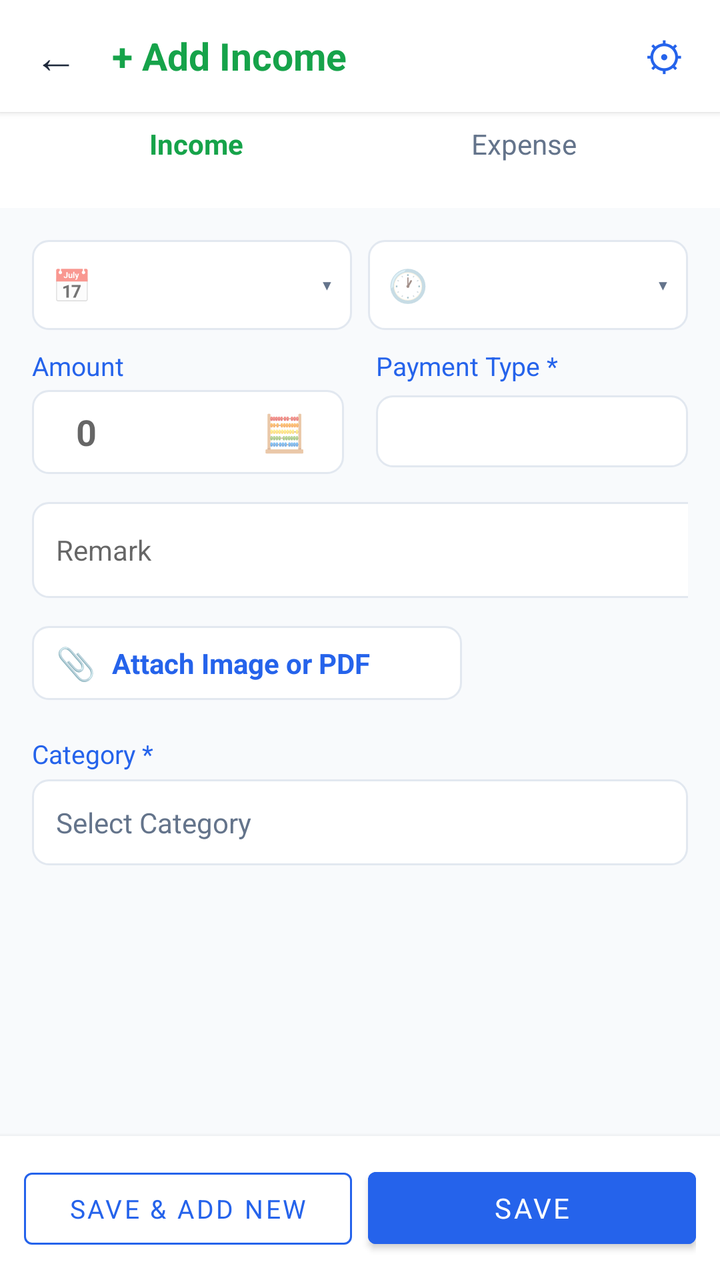
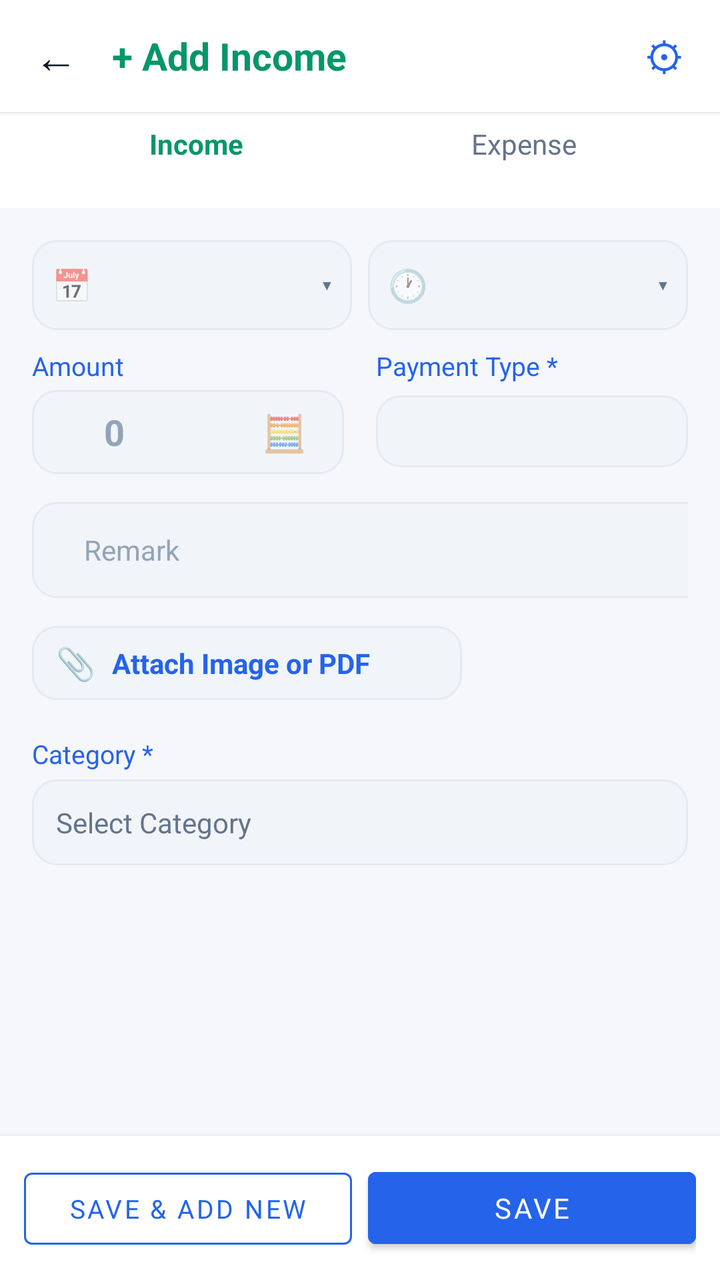

Screens rendered from an Android XML layout before and after an edit, with the pre-edit source and the edit as a unified diff.
<!-- AndroidManifest.xml: application theme Theme.ExpenseOS -->
<!-- res/layout/activity_transaction_entry.xml -->
<?xml version="1.0" encoding="utf-8"?>
<LinearLayout xmlns:android="http://schemas.android.com/apk/res/android"
    xmlns:app="http://schemas.android.com/apk/res-auto"
    android:layout_width="match_parent"
    android:layout_height="match_parent"
    android:background="@color/background"
    android:orientation="vertical">

    
    <LinearLayout
        android:layout_width="match_parent"
        android:layout_height="56dp"
        android:background="@color/surface"
        android:elevation="2dp"
        android:gravity="center_vertical"
        android:orientation="horizontal"
        android:paddingHorizontal="4dp">

        <TextView
            android:id="@+id/btnBack"
            android:layout_width="48dp"
            android:layout_height="48dp"
            android:background="?attr/selectableItemBackgroundBorderless"
            android:gravity="center"
            android:text="←"
            android:textColor="@color/text_primary"
            android:textSize="22sp" />

        <TextView
            android:id="@+id/tvTitle"
            android:layout_width="0dp"
            android:layout_height="wrap_content"
            android:layout_weight="1"
            android:paddingStart="4dp"
            android:text="+ Add Income"
            android:textColor="@color/green"
            android:textSize="19sp"
            android:textStyle="bold" />

        <TextView
            android:id="@+id/btnFieldSettings"
            android:layout_width="48dp"
            android:layout_height="48dp"
            android:background="?attr/selectableItemBackgroundBorderless"
            android:gravity="center"
            android:text="⚙"
            android:textColor="@color/primary"
            android:textSize="20sp" />
    </LinearLayout>

    
    <LinearLayout
        android:layout_width="match_parent"
        android:layout_height="48dp"
        android:background="@color/surface"
        android:orientation="horizontal"
        android:paddingHorizontal="16dp"
        android:paddingBottom="8dp">

        <TextView
            android:id="@+id/tabIncome"
            android:layout_width="0dp"
            android:layout_height="32dp"
            android:layout_weight="1"
            android:background="?attr/selectableItemBackground"
            android:gravity="center"
            android:text="Income"
            android:textColor="@color/green"
            android:textStyle="bold" />

        <TextView
            android:id="@+id/tabExpense"
            android:layout_width="0dp"
            android:layout_height="30dp"
            android:layout_weight="1"
            android:background="?attr/selectableItemBackground"
            android:gravity="center"
            android:text="Expense"
            android:textColor="@color/text_secondary" />
    </LinearLayout>

    <ScrollView
        android:layout_width="match_parent"
        android:layout_height="0dp"
        android:layout_weight="1">

        <LinearLayout
            android:layout_width="match_parent"
            android:layout_height="wrap_content"
            android:orientation="vertical"
            android:padding="16dp">

            
            <LinearLayout
                android:layout_width="match_parent"
                android:layout_height="wrap_content"
                android:orientation="horizontal">

                <LinearLayout
                    android:id="@+id/boxDate"
                    android:layout_width="0dp"
                    android:layout_height="45dp"
                    android:layout_marginEnd="8dp"
                    android:layout_weight="1"
                    android:background="@drawable/bg_input_box"
                    android:clickable="true"
                    android:focusable="true"
                    android:gravity="center_vertical"
                    android:orientation="horizontal"
                    android:paddingHorizontal="10dp">

                    <TextView
                        android:layout_width="wrap_content"
                        android:layout_height="wrap_content"
                        android:layout_marginEnd="6dp"
                        android:text="📅"
                        android:textSize="16sp" />

                    <TextView
                        android:id="@+id/tvDate"
                        android:layout_width="0dp"
                        android:layout_height="wrap_content"
                        android:layout_weight="1"
                        android:textColor="@color/text_primary"
                        android:textSize="14sp" />

                    <TextView
                        android:layout_width="wrap_content"
                        android:layout_height="wrap_content"
                        android:text="▾"
                        android:textColor="@color/text_secondary" />
                </LinearLayout>

                <LinearLayout
                    android:id="@+id/boxTime"
                    android:layout_width="0dp"
                    android:layout_height="match_parent"
                    android:layout_weight="1"
                    android:background="@drawable/bg_input_box"
                    android:clickable="true"
                    android:focusable="true"
                    android:gravity="center_vertical"
                    android:orientation="horizontal"
                    android:paddingHorizontal="10dp">

                    <TextView
                        android:layout_width="wrap_content"
                        android:layout_height="wrap_content"
                        android:layout_marginEnd="6dp"
                        android:text="🕐"
                        android:textSize="16sp" />

                    <TextView
                        android:id="@+id/tvTime"
                        android:layout_width="0dp"
                        android:layout_height="wrap_content"
                        android:layout_weight="1"
                        android:textColor="@color/text_primary"
                        android:textSize="14sp" />

                    <TextView
                        android:layout_width="wrap_content"
                        android:layout_height="wrap_content"
                        android:text="▾"
                        android:textColor="@color/text_secondary" />
                </LinearLayout>
            </LinearLayout>

            

            <LinearLayout
                android:layout_width="match_parent"
                android:layout_height="wrap_content"
                android:layout_marginTop="9dp"
                android:orientation="horizontal">

                
                <LinearLayout
                    android:layout_width="0dp"
                    android:layout_height="wrap_content"
                    android:layout_weight="1"
                    android:layout_marginEnd="8dp"
                    android:orientation="vertical">

                    <TextView
                        android:layout_width="53dp"
                        android:layout_height="15dp"
                        android:text="Amount *"
                        android:textColor="@color/primary"
                        android:textSize="13sp" />

                    <LinearLayout
                        android:id="@+id/boxAmount"
                        android:layout_width="match_parent"
                        android:layout_height="42dp"
                        android:layout_marginTop="6dp"
                        android:background="@drawable/bg_input_box"
                        android:gravity="center_vertical"
                        android:orientation="horizontal"
                        android:paddingHorizontal="12dp">

                        <EditText
                            android:id="@+id/etAmount"
                            android:layout_width="0dp"
                            android:layout_height="wrap_content"
                            android:layout_marginStart="10dp"
                            android:layout_weight="1"
                            android:background="@null"
                            android:hint="0"
                            android:inputType="numberDecimal"
                            android:textColor="@color/green"
                            android:textSize="18sp"
                            android:textStyle="bold" />

                        <TextView
                            android:id="@+id/btnCalc"
                            android:layout_width="36dp"
                            android:layout_height="36dp"
                            android:background="?attr/selectableItemBackgroundBorderless"
                            android:gravity="center"
                            android:text="🧮"
                            android:textSize="18sp" />
                    </LinearLayout>
                </LinearLayout>

                
                <LinearLayout
                    android:layout_width="0dp"
                    android:layout_height="wrap_content"
                    android:layout_weight="1"
                    android:layout_marginStart="8dp"
                    android:orientation="vertical">

                    <TextView
                        android:layout_width="wrap_content"
                        android:layout_height="wrap_content"
                        android:text="Payment Type *"
                        android:textColor="@color/primary"
                        android:textSize="13sp" />

                    <Spinner
                        android:id="@+id/spPaymentType"
                        android:layout_width="match_parent"
                        android:layout_height="36dp"
                        android:layout_marginTop="6dp"
                        android:background="@drawable/bg_input_box"
                        android:paddingHorizontal="10dp" />
                </LinearLayout>

            </LinearLayout>

            <LinearLayout
                android:layout_width="380dp"
                android:layout_height="48dp"
                android:layout_marginTop="14dp"
                android:background="@drawable/bg_input_box"
                android:gravity="center_vertical"
                android:orientation="horizontal"
                android:paddingHorizontal="12dp">

                <EditText
                    android:id="@+id/etNote"
                    android:layout_width="0dp"
                    android:layout_height="24dp"
                    android:layout_weight="1"
                    android:background="@null"
                    android:hint="Remark"
                    android:minHeight="48dp"
                    android:textColor="@color/text_primary"
                    android:textSize="14sp" />

                <TextView
                    android:id="@+id/btnMic"
                    android:layout_width="40dp"
                    android:layout_height="40dp"
                    android:background="?attr/selectableItemBackgroundBorderless"
                    android:gravity="center"
                    android:text="🎤"
                    android:textSize="16sp" />
            </LinearLayout>

            
            <TextView
                android:id="@+id/tvKwSuggestion"
                android:layout_width="wrap_content"
                android:layout_height="wrap_content"
                android:layout_marginTop="8dp"
                android:background="@drawable/bg_chip_suggestion"
                android:clickable="true"
                android:focusable="true"
                android:paddingHorizontal="12dp"
                android:paddingVertical="6dp"
                android:textColor="@color/green"
                android:textSize="12sp"
                android:visibility="gone" />


            

            
            <LinearLayout
                android:id="@+id/btnAttach"
                android:layout_width="215dp"
                android:layout_height="37dp"
                android:layout_marginTop="14dp"
                android:background="@drawable/bg_input_box"
                android:clickable="true"
                android:focusable="true"
                android:gravity="center_vertical"
                android:orientation="horizontal"
                android:paddingHorizontal="12dp">

                <TextView
                    android:layout_width="wrap_content"
                    android:layout_height="wrap_content"
                    android:layout_marginEnd="8dp"
                    android:text="📎"
                    android:textSize="16sp" />

                <TextView
                    android:layout_width="wrap_content"
                    android:layout_height="wrap_content"
                    android:text="Attach Image or PDF"
                    android:textColor="@color/primary"
                    android:textStyle="bold" />
            </LinearLayout>

            <LinearLayout
                android:id="@+id/attachmentList"
                android:layout_width="match_parent"
                android:layout_height="wrap_content"
                android:orientation="vertical" />

            
            
            <TextView
                android:layout_width="wrap_content"
                android:layout_height="wrap_content"
                android:layout_marginTop="18dp"
                android:text="Category *"
                android:textColor="@color/primary"
                android:textSize="13sp" />

            <TextView
                android:id="@+id/tvCategoryField"
                android:layout_width="match_parent"
                android:layout_height="43dp"
                android:layout_marginTop="4dp"
                android:background="@drawable/bg_input_box"
                android:clickable="true"
                android:focusable="true"
                android:gravity="center_vertical"
                android:paddingHorizontal="12dp"
                android:text="Select Category"
                android:textColor="@color/text_muted"
                android:textSize="14sp" />
            
            <LinearLayout
                android:id="@+id/customFieldsContainer"
                android:layout_width="match_parent"
                android:layout_height="wrap_content"
                android:layout_marginBottom="14dp"
                android:orientation="vertical" />

        </LinearLayout>
    </ScrollView>

    
    <LinearLayout
        android:layout_width="match_parent"
        android:layout_height="wrap_content"
        android:background="@color/surface"
        android:elevation="4dp"
        android:orientation="horizontal"
        android:padding="12dp">

        
        <com.google.android.material.button.MaterialButton
            android:id="@+id/btnSaveAddNew"
            style="@style/Widget.MaterialComponents.Button.OutlinedButton"
            android:layout_width="0dp"
            android:layout_height="48dp"
            android:layout_marginEnd="8dp"
            android:layout_weight="1"
            android:text="SAVE &amp; ADD NEW"
            android:textColor="@color/primary"
            android:textSize="13sp"
            app:backgroundTint="@color/surface"
            app:strokeColor="@color/primary"
            app:strokeWidth="1dp" />

        <Button
            android:id="@+id/btnSave"
            android:layout_width="0dp"
            android:layout_height="48dp"
            android:layout_weight="1"
            android:backgroundTint="@color/primary"
            android:text="SAVE"
            android:textColor="#FFFFFF" />
    </LinearLayout>

</LinearLayout>
<!-- resources referenced by this layout -->
<resources>
  <color name="background">#F8FAFC</color>
  <color name="green">#16A34A</color>
  <color name="text_primary">#1E293B</color>
  <!-- drawable bg_chip_suggestion (drawable) -->
  <?xml version="1.0" encoding="utf-8"?>
  <shape xmlns:android="http://schemas.android.com/apk/res/android"
      android:shape="rectangle">
      <solid android:color="#EAF3DE" />
      <corners android:radius="16dp" />
  </shape>
  <!-- drawable bg_input_box (drawable) -->
  <?xml version="1.0" encoding="utf-8"?>
  <shape xmlns:android="http://schemas.android.com/apk/res/android"
      android:shape="rectangle">
      <corners android:radius="8dp" />
      <stroke
          android:width="1dp"
          android:color="@color/border" />
      <solid android:color="@color/bg_card" />
  </shape>
  <style name="Theme.ExpenseOS" parent="Theme.MaterialComponents.Light.NoActionBar">
          <item name="colorPrimary">@color/primary</item>
          <item name="colorPrimaryDark">@color/primary_dark</item>
          <item name="colorAccent">@color/primary</item>
          <item name="android:windowBackground">@color/bg</item>
          <item name="android:fontFamily">sans-serif</item>
          <item name="android:statusBarColor">@color/primary_dark</item>
      </style>
  <color name="border">#E2E8F0</color>
  <color name="bg_card">#FFFFFF</color>
  <color name="bg">#F8FAFC</color>
  <!-- unchanged entries left out for length: 5 -->
</resources>

<!-- the commit's change to res/layout/activity_transaction_entry.xml (unified diff, before → after) -->
@@ -396,7 +396,7 @@
             android:layout_weight="1"
             android:backgroundTint="@color/primary"
             android:text="SAVE"
-            android:textColor="#FFFFFF" />
+            android:textColor="@color/white" />
     </LinearLayout>
 
 </LinearLayout>
<!-- resource entries referenced after the edit -->
@@ -1,36 +1,110 @@
 <!-- resources referenced by this layout -->
 <resources>
-  <color name="background">#F8FAFC</color>
-  <color name="green">#16A34A</color>
-  <color name="text_primary">#1E293B</color>
+  <color name="background">#F5F7FB</color>
+  <color name="green">#059669</color>
+  <color name="text_primary">#0F172A</color>
+  <color name="white">#FFFFFF</color>
   <!-- drawable bg_chip_suggestion (drawable) -->
   <?xml version="1.0" encoding="utf-8"?>
-  <shape xmlns:android="http://schemas.android.com/apk/res/android"
-      android:shape="rectangle">
-      <solid android:color="#EAF3DE" />
-      <corners android:radius="16dp" />
+  <shape xmlns:android="http://schemas.android.com/apk/res/android" android:shape="rectangle">
+      <solid android:color="@color/primary_soft"/>
+      <corners android:radius="999dp"/>
   </shape>
   <!-- drawable bg_input_box (drawable) -->
   <?xml version="1.0" encoding="utf-8"?>
-  <shape xmlns:android="http://schemas.android.com/apk/res/android"
-      android:shape="rectangle">
-      <corners android:radius="8dp" />
-      <stroke
-          android:width="1dp"
-          android:color="@color/border" />
-      <solid android:color="@color/bg_card" />
+  <shape xmlns:android="http://schemas.android.com/apk/res/android" android:shape="rectangle">
+      <solid android:color="@color/surface_2"/>
+      <stroke android:width="1dp" android:color="@color/border"/>
+      <corners android:radius="12dp"/>
   </shape>
-  <style name="Theme.ExpenseOS" parent="Theme.MaterialComponents.Light.NoActionBar">
+  <style name="Theme.ExpenseOS" parent="Theme.MaterialComponents.DayNight.NoActionBar">
           <item name="colorPrimary">@color/primary</item>
+          <item name="colorPrimaryVariant">@color/primary_dark</item>
           <item name="colorPrimaryDark">@color/primary_dark</item>
+          <item name="colorOnPrimary">@color/on_primary</item>
+          <item name="colorSecondary">@color/secondary</item>
+          <item name="colorSecondaryVariant">@color/secondary_dark</item>
+          <item name="colorOnSecondary">@color/on_primary</item>
           <item name="colorAccent">@color/primary</item>
+          <item name="colorSurface">@color/surface</item>
+          <item name="colorOnSurface">@color/text</item>
+          <item name="colorOnBackground">@color/text</item>
+          <item name="colorError">@color/danger</item>
+          <item name="android:colorBackground">@color/bg</item>
           <item name="android:windowBackground">@color/bg</item>
+  
+          <item name="android:textColorPrimary">@color/text</item>
+          <item name="android:textColorSecondary">@color/text_muted</item>
+          <item name="android:textColorHint">@color/text_hint</item>
           <item name="android:fontFamily">sans-serif</item>
-          <item name="android:statusBarColor">@color/primary_dark</item>
+          <item name="fontFamily">sans-serif</item>
+  
+          
+          <item name="android:statusBarColor">@color/bg</item>
+          <item name="android:navigationBarColor">@color/nav_bg</item>
+          <item name="android:windowLightStatusBar">true</item>
+          <item name="android:windowLightNavigationBar" tools:targetApi="o_mr1">true</item>
+          <item name="android:forceDarkAllowed" tools:targetApi="q">false</item>
+  
+          
+          <item name="editTextStyle">@style/Widget.ExpenseOS.EditText</item>
+          <item name="materialAlertDialogTheme">@style/ThemeOverlay.ExpenseOS.Dialog</item>
+          <item name="bottomSheetDialogTheme">@style/ThemeOverlay.ExpenseOS.BottomSheet</item>
+          <item name="android:windowAnimationStyle">@style/Animation.ExpenseOS.Window</item>
+          <item name="android:windowActivityTransitions">true</item>
+          <item name="android:windowContentTransitions">true</item>
       </style>
-  <color name="border">#E2E8F0</color>
-  <color name="bg_card">#FFFFFF</color>
-  <color name="bg">#F8FAFC</color>
+  <color name="primary_soft">#EFF6FF</color>
+  <color name="surface_2">#F1F5F9</color>
+  <color name="border">#E5EAF2</color>
+  <color name="on_primary">#FFFFFF</color>
+  <color name="secondary">#0F766E</color>
+  <color name="secondary_dark">#115E59</color>
+  <color name="text">#0F172A</color>
+  <color name="danger">#E11D48</color>
+  <color name="bg">#F5F7FB</color>
+  <color name="text_hint">#94A3B8</color>
+  <color name="nav_bg">#FFFFFF</color>
+  <style name="Widget.ExpenseOS.EditText" parent="Widget.AppCompat.EditText">
+          <item name="android:textSize">@dimen/type_body</item>
+          <item name="android:textColor">@color/text</item>
+          <item name="android:textColorHint">@color/text_hint</item>
+          <item name="android:paddingStart">14dp</item>
+          <item name="android:paddingEnd">14dp</item>
+          <item name="android:minHeight">@dimen/input_height</item>
+      </style>
+  <style name="ThemeOverlay.ExpenseOS.Dialog" parent="ThemeOverlay.MaterialComponents.MaterialAlertDialog">
+          <item name="colorPrimary">@color/primary</item>
+          <item name="colorSurface">@color/surface</item>
+          <item name="colorOnSurface">@color/text</item>
+          <item name="shapeAppearanceOverlay">@style/ShapeAppearance.ExpenseOS.Dialog</item>
+          <item name="android:windowMinWidthMajor">84%</item>
+          <item name="android:windowMinWidthMinor">84%</item>
+      </style>
+  <style name="ThemeOverlay.ExpenseOS.BottomSheet" parent="ThemeOverlay.MaterialComponents.BottomSheetDialog">
+          <item name="bottomSheetStyle">@style/Widget.ExpenseOS.BottomSheet</item>
+      </style>
+  <style name="Animation.ExpenseOS.Window" parent="@android:style/Animation.Activity">
+          <item name="android:activityOpenEnterAnimation">@anim/screen_enter</item>
+          <item name="android:activityOpenExitAnimation">@anim/screen_exit</item>
+          <item name="android:activityCloseEnterAnimation">@anim/screen_pop_enter</item>
+          <item name="android:activityCloseExitAnimation">@anim/screen_pop_exit</item>
+      </style>
+  <style name="ShapeAppearance.ExpenseOS.Dialog" parent="ShapeAppearance.MaterialComponents.MediumComponent">
+          <item name="cornerFamily">rounded</item>
+          <item name="cornerSize">26dp</item>
+      </style>
+  <style name="Widget.ExpenseOS.BottomSheet" parent="Widget.MaterialComponents.BottomSheet.Modal">
+          <item name="shapeAppearanceOverlay">@style/ShapeAppearance.ExpenseOS.Sheet</item>
+          <item name="backgroundTint">@color/surface</item>
+      </style>
+  <style name="ShapeAppearance.ExpenseOS.Sheet" parent="">
+          <item name="cornerFamily">rounded</item>
+          <item name="cornerSizeTopLeft">26dp</item>
+          <item name="cornerSizeTopRight">26dp</item>
+          <item name="cornerSizeBottomLeft">0dp</item>
+          <item name="cornerSizeBottomRight">0dp</item>
+      </style>
   <!-- unchanged entries left out for length: 5 -->
 </resources>
 
